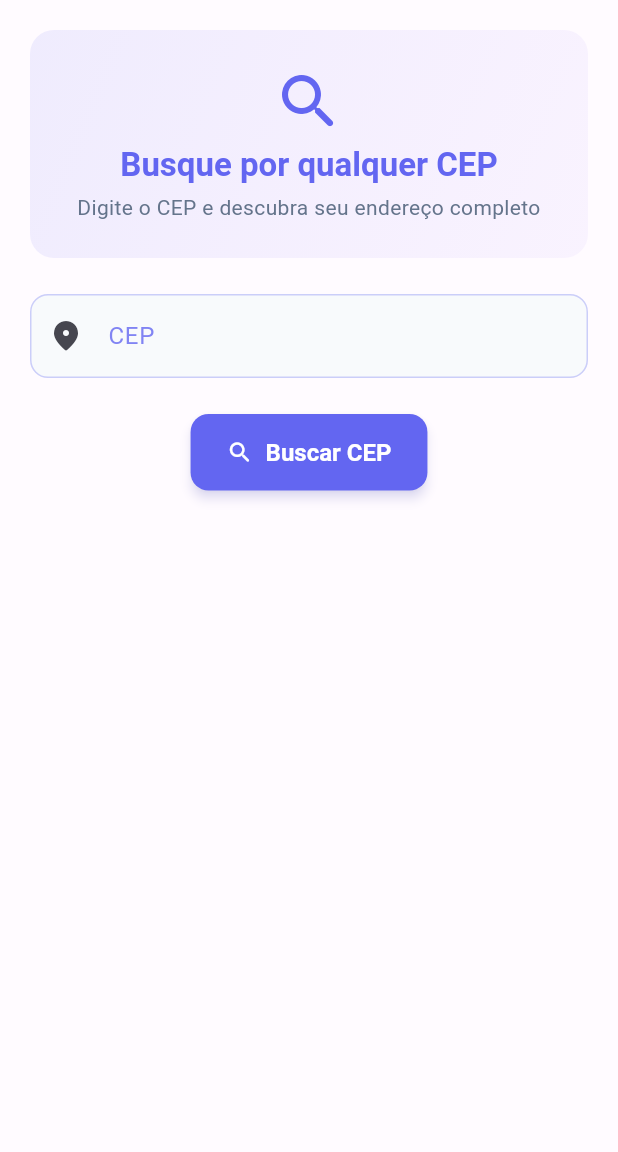
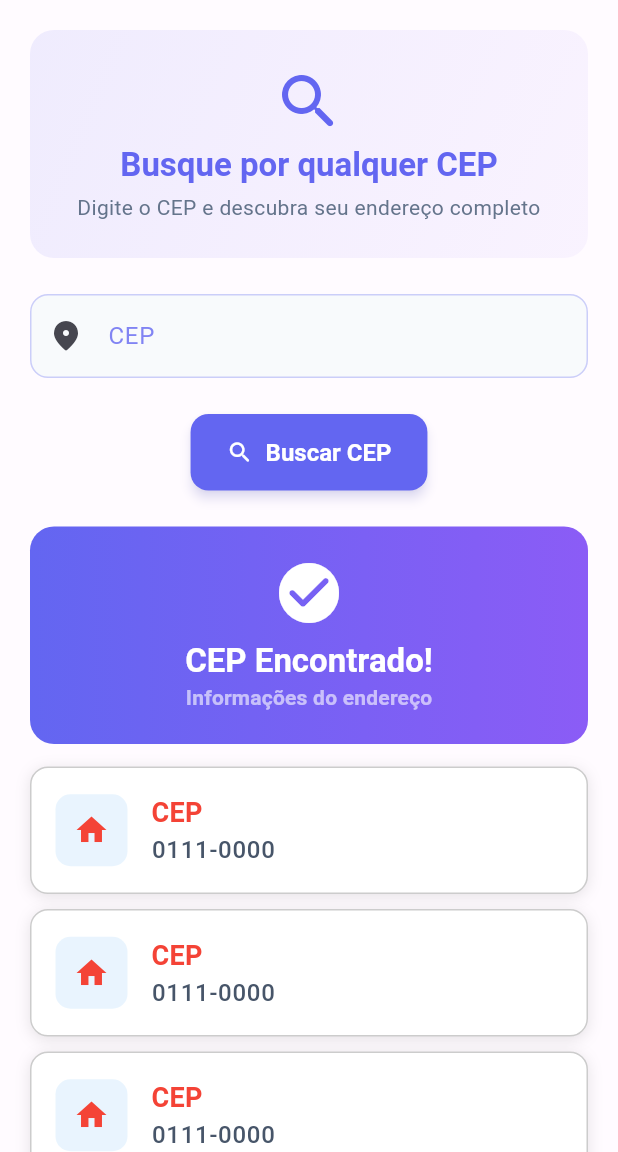
Before and after one commit to michele-oliveira/flutter_cep, a Flutter app: the screen it shows after launch, on a phone screen of 412 x 824 dp, the part 84-1236 px from its top. Run offline on Flutter 3.47's test engine with Material 3 defaults, Android fonts, the phone set to English and light mode, and no system bars.

Commit message:
feat: implement additional widget and integrate new file to customize HomePage

```diff
--- a/lib/ui/home_screen.dart
+++ b/lib/ui/home_screen.dart
@@ -1,4 +1,5 @@
 import 'package:flutter/material.dart';
+import 'package:flutter_cep/ui/widgets/address_widget.dart';
 
 class HomeScreen extends StatefulWidget {
   const HomeScreen({super.key});
@@ -76,6 +77,7 @@ class _HomeScreenState extends State<HomeScreen> {
                 label: Text("Buscar CEP"),
               ),
             ),
+            AddressWidget(),
           ],
         ),
       ),
--- /dev/null
+++ b/lib/ui/widgets/address_widget.dart
@@ -0,0 +1,108 @@
+import 'package:flutter/material.dart';
+
+class AddressWidget extends StatelessWidget {
+  const AddressWidget({super.key});
+
+  @override
+  Widget build(BuildContext context) {
+    final theme = Theme.of(context);
+    return Column(
+      children: [
+        Container(
+          width: double.infinity,
+          padding: EdgeInsets.all(20),
+          decoration: BoxDecoration(
+            borderRadius: BorderRadius.circular(16),
+            gradient: LinearGradient(
+              colors: [theme.colorScheme.primary, theme.colorScheme.secondary],
+            ),
+          ),
+          child: Column(
+            children: [
+              Icon(Icons.check_circle_rounded, size: 48, color: Colors.white),
+              const SizedBox(height: 8),
+              Text(
+                "CEP Encontrado!",
+                style: theme.textTheme.titleLarge?.copyWith(
+                  color: Colors.white,
+                ),
+              ),
+              Text(
+                'Informações do endereço',
+                style: theme.textTheme.titleMedium?.copyWith(
+                  color: Colors.white.withValues(alpha: 0.6),
+                  fontSize: 14,
+                ),
+              ),
+            ],
+          ),
+        ),
+        const SizedBox(height: 10),
+        _InfoCard(),
+        _InfoCard(),
+        _InfoCard(),
+        _InfoCard(),
+        _InfoCard(),
+        _InfoCard(),
+        _InfoCard(),
+      ],
+    );
+  }
+}
+
+class _InfoCard extends StatelessWidget {
+  const _InfoCard();
+
+  @override
+  Widget build(BuildContext context) {
+    return Container(
+      margin: EdgeInsets.symmetric(vertical: 5),
+      padding: EdgeInsets.all(16),
+      decoration: BoxDecoration(
+        color: Colors.white,
+        borderRadius: BorderRadius.circular(12),
+        border: Border.all(color: Colors.black.withValues(alpha: .2), width: 1),
+        boxShadow: [
+          BoxShadow(
+            color: Colors.black.withValues(alpha: .1),
+            blurRadius: 8,
+            offset: Offset(0, 2),
+          ),
+        ],
+      ),
+      child: Row(
+        children: [
+          Container(
+            padding: EdgeInsets.all(12),
+            decoration: BoxDecoration(
+              color: Colors.blue.withValues(alpha: 0.1),
+              borderRadius: BorderRadius.circular(10),
+            ),
+            child: Icon(Icons.home, color: Colors.red, size: 24),
+          ),
+          const SizedBox(width: 16),
+          Expanded(
+            child: Column(
+              crossAxisAlignment: CrossAxisAlignment.start,
+              children: [
+                Text(
+                  'CEP',
+                  style: Theme.of(context).textTheme.titleMedium?.copyWith(
+                    color: Colors.red,
+                    fontWeight: FontWeight.w600,
+                  ),
+                ),
+                Text(
+                  '0111-0000',
+                  style: Theme.of(
+                    context,
+                  ).textTheme.bodyLarge?.copyWith(fontWeight: FontWeight.w500),
+                ),
+              ],
+            ),
+          ),
+        ],
+      ),
+    );
+  }
+}
```
